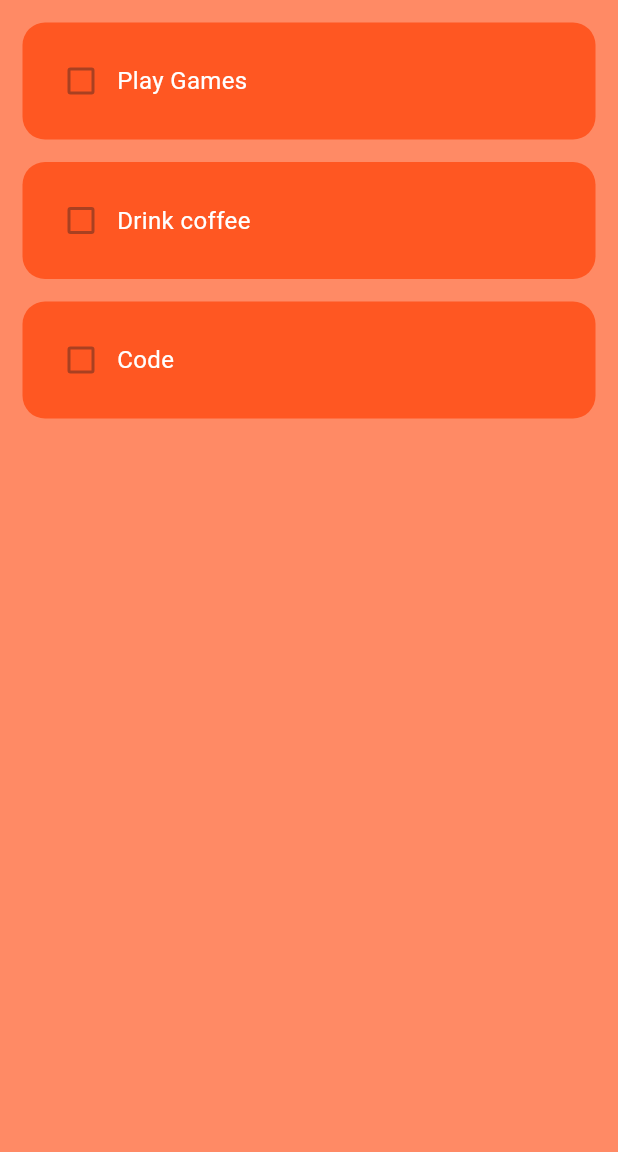
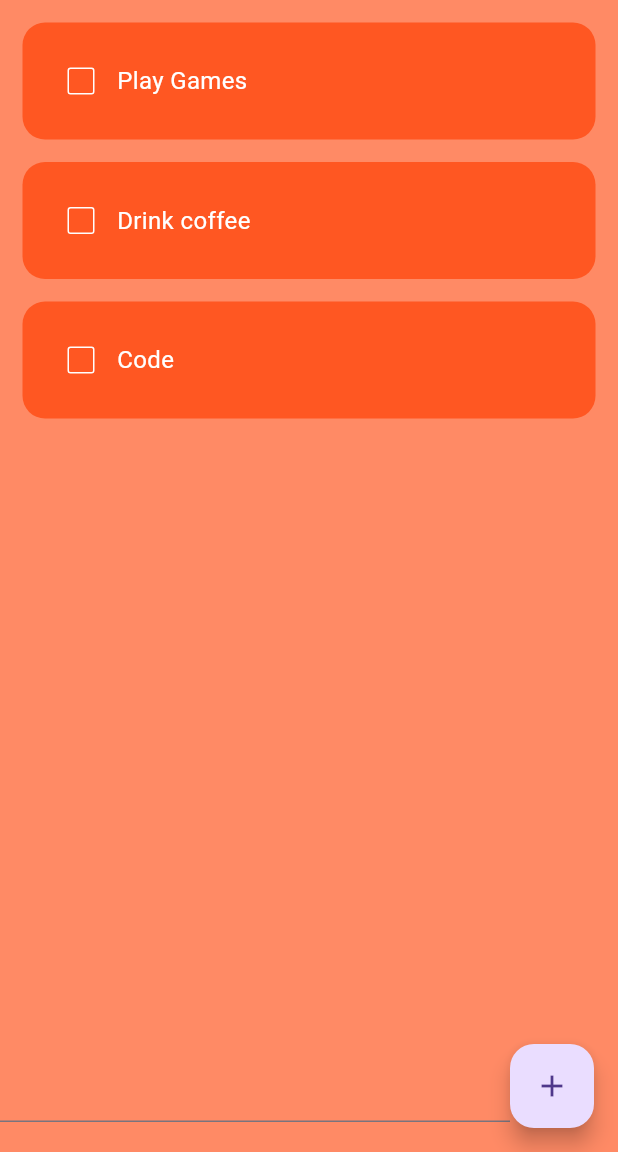
Before and after one commit to keanan557/to-do-flutter-app, a Flutter app: the screen it shows after launch, on a phone screen of 412 x 824 dp, the part 84-1236 px from its top. Run offline on Flutter 3.47's test engine with Material 3 defaults, Android fonts, the phone set to English and light mode, and no system bars.

Commit message:
action btn and line text

```diff
--- a/lib/pages/home_page.dart
+++ b/lib/pages/home_page.dart
@@ -1,15 +1,26 @@
 import 'package:flutter/material.dart';
 import 'package:flutter_application_1/utils/todo_list.dart';
 
-class HomePage extends StatelessWidget {
+class HomePage extends StatefulWidget {
    HomePage({super.key});
 
+  @override
+  State<HomePage> createState() => _HomePageState();
+}
+
+class _HomePageState extends State<HomePage> {
   List toDoList = [
     ['Play Games', false],
   ['Drink coffee', false],
     ['Code', false],
   // ['code', false]
 ];
+
+  void checkBoxChanged(int index){
+    setState(() {
+      toDoList[index][1] = !toDoList[index][1];
+    });
+  }
 
   @override
   Widget build(BuildContext context) {
@@ -27,8 +38,19 @@ class HomePage extends StatelessWidget {
         return TodoList(
           taskName: toDoList[index][0],
           taskCompleted: toDoList[index][1],
+          onChanged: (value) => checkBoxChanged(index),
         );
-      })
+      }),
+        floatingActionButton: Row(
+          children: [
+            Expanded(child: TextField()
+            ),
+            FloatingActionButton(
+              onPressed: () {},
+            child: Icon(Icons.add),
+                ),
+          ],
+        ),
     );
   }
 }
--- a/lib/utils/todo_list.dart
+++ b/lib/utils/todo_list.dart
@@ -32,12 +32,22 @@ class TodoList extends StatelessWidget {
             Checkbox(
                 value: taskCompleted,
                 onChanged: onChanged,
+              checkColor: Colors.black,
+              activeColor: Colors.white,
+              side: const BorderSide(
+                color: Colors.white,
+              ),
             ),
             Text(
               taskName,
-              style: const TextStyle(
+              style: TextStyle(
                 color: Colors.white,
                 fontSize: 16,
+                decoration: taskCompleted
+                    ? TextDecoration.lineThrough
+                    : TextDecoration.none ,
+                decorationColor: Colors.white,
+                decorationThickness: 2,
               ),
             ),
           ],
```
